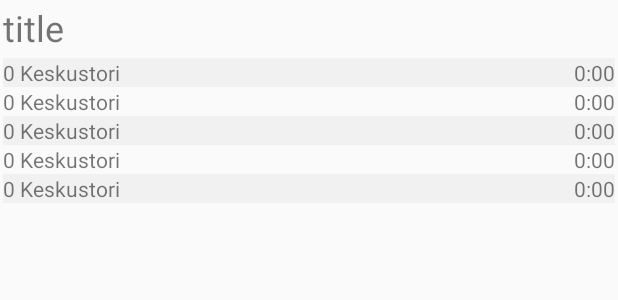
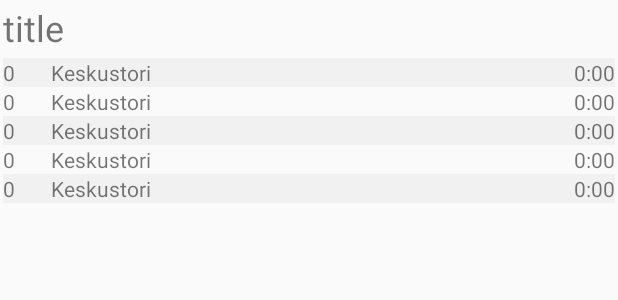
Before and after one commit to Helvettium/mobiilisofta, an Android app: the layout stop_card.xml on its own in the app's theme, with its tools: preview values and no code run, on a phone screen of 412 x 824 dp. Shown: the top 300 px of the screen. Run offline under Robolectric (Android 15) with nearby library versions, the light colour scheme and no system bars; network calls fail.

Commit message:
stops done-ish

```diff
--- a/NaNdroid/app/src/main/res/layout/stop_card.xml
+++ b/NaNdroid/app/src/main/res/layout/stop_card.xml
@@ -35,7 +35,7 @@
             android:layout_width="match_parent"
             android:layout_height="match_parent"
             android:layout_marginTop="4dp"
-            android:stretchColumns="0,1"
+            android:stretchColumns="1"
             card_view:layout_constraintTop_toBottomOf="@+id/stopName">
 
             <TableRow
@@ -44,10 +44,16 @@
                 android:background="@color/lightGrey">
 
                 <TextView
+                    android:id="@+id/stopBusNr1"
+                    android:layout_width="32dp"
+                    android:layout_height="wrap_content"
+                    android:text="0" />
+
+                <TextView
                     android:id="@+id/stopBusDest1"
                     android:layout_width="wrap_content"
                     android:layout_height="wrap_content"
-                    android:text="0 Keskustori" />
+                    android:text="Keskustori" />
 
                 <TextView
                     android:id="@+id/stopBusArrival1"
@@ -63,10 +69,16 @@
                 android:layout_height="match_parent">
 
                 <TextView
+                    android:id="@+id/stopBusNr2"
+                    android:layout_width="32dp"
+                    android:layout_height="wrap_content"
+                    android:text="0" />
+
+                <TextView
                     android:id="@+id/stopBusDest2"
                     android:layout_width="wrap_content"
                     android:layout_height="wrap_content"
-                    android:text="0 Keskustori" />
+                    android:text="Keskustori" />
 
                 <TextView
                     android:id="@+id/stopBusArrival2"
@@ -83,10 +95,16 @@
                 android:background="@color/lightGrey">
 
                 <TextView
+                    android:id="@+id/stopBusNr3"
+                    android:layout_width="32dp"
+                    android:layout_height="wrap_content"
+                    android:text="0" />
+
+                <TextView
                     android:id="@+id/stopBusDest3"
                     android:layout_width="wrap_content"
                     android:layout_height="wrap_content"
-                    android:text="0 Keskustori" />
+                    android:text="Keskustori" />
 
                 <TextView
                     android:id="@+id/stopBusArrival3"
@@ -102,10 +120,16 @@
                 android:layout_height="match_parent">
 
                 <TextView
+                    android:id="@+id/stopBusNr4"
+                    android:layout_width="32dp"
+                    android:layout_height="wrap_content"
+                    android:text="0" />
+
+                <TextView
                     android:id="@+id/stopBusDest4"
                     android:layout_width="wrap_content"
                     android:layout_height="wrap_content"
-                    android:text="0 Keskustori" />
+                    android:text="Keskustori" />
 
                 <TextView
                     android:id="@+id/stopBusArrival4"
@@ -122,10 +146,16 @@
                 android:background="@color/lightGrey">
 
                 <TextView
+                    android:id="@+id/stopBusNr5"
+                    android:layout_width="32dp"
+                    android:layout_height="wrap_content"
+                    android:text="0" />
+
+                <TextView
                     android:id="@+id/stopBusDest5"
                     android:layout_width="wrap_content"
                     android:layout_height="wrap_content"
-                    android:text="0 Keskustori" />
+                    android:text="Keskustori" />
 
                 <TextView
                     android:id="@+id/stopBusArrival5"
```
Also changed, not shown: NaNdroid/app/src/main/java/asia/jokin/ohjelmistomobiili/StopsAdapter.kt (+32 -2 lines), NaNdroid/app/src/main/java/asia/jokin/ohjelmistomobiili/StopsFragment.kt (+9 -10 lines).
